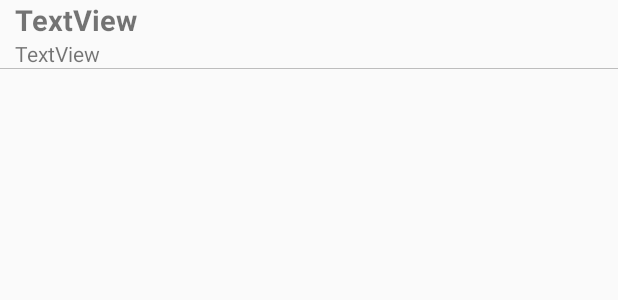
After one commit to Nicholas-Muturi/recipe-app, an Android app: the layout single_recipe_list_item.xml on its own in the app's theme, with its tools: preview values and no code run, on a phone screen of 412 x 824 dp. The commit adds this screen. Shown: the top 300 px of the screen. Run offline under Robolectric (Android 15) with nearby library versions, the phone set to English and light mode, and no system bars.

Commit message:
[chore] created custom layout for single recipe item

```diff
--- a/app/src/main/java/m/nicholas/mealville/Adapters/myRecipeListAdapter.java
+++ b/app/src/main/java/m/nicholas/mealville/Adapters/myRecipeListAdapter.java
@@ -4,12 +4,9 @@ import android.content.Context;
 import android.view.View;
 import android.view.ViewGroup;
 import android.widget.ArrayAdapter;
-import android.widget.BaseAdapter;
 
 import androidx.annotation.NonNull;
 import androidx.annotation.Nullable;
-
-import java.util.List;
 
 import m.nicholas.mealville.models.Recipe;
 
--- /dev/null
+++ b/app/src/main/res/layout/single_recipe_list_item.xml
@@ -0,0 +1,31 @@
+<?xml version="1.0" encoding="utf-8"?>
+<LinearLayout xmlns:android="http://schemas.android.com/apk/res/android"
+    android:orientation="vertical" android:layout_width="match_parent"
+    android:layout_height="match_parent">
+
+    <TextView
+        android:id="@+id/tvMealTitle"
+        android:layout_width="match_parent"
+        android:layout_height="wrap_content"
+        android:text="TextView"
+        android:layout_marginStart="10dp"
+        android:layout_marginEnd="10dp"
+        android:textStyle="bold"
+        android:textSize="19sp" />
+
+    <TextView
+        android:id="@+id/tvMealDescription"
+        android:layout_width="match_parent"
+        android:layout_height="wrap_content"
+        android:layout_marginStart="10dp"
+        android:layout_marginEnd="10dp"
+        android:text="TextView" />
+
+    <View
+        android:id="@+id/view"
+        android:layout_width="match_parent"
+        android:layout_height="0.5dp"
+        android:background="@color/greyLine"
+        />
+
+</LinearLayout>
--- a/app/src/main/res/values/colors.xml
+++ b/app/src/main/res/values/colors.xml
@@ -3,4 +3,6 @@
     <color name="colorPrimary">#008577</color>
     <color name="colorPrimaryDark">#00574B</color>
     <color name="colorAccent">#D81B60</color>
+
+    <color name="greyLine">#BEAAAAAA</color>
 </resources>
```
